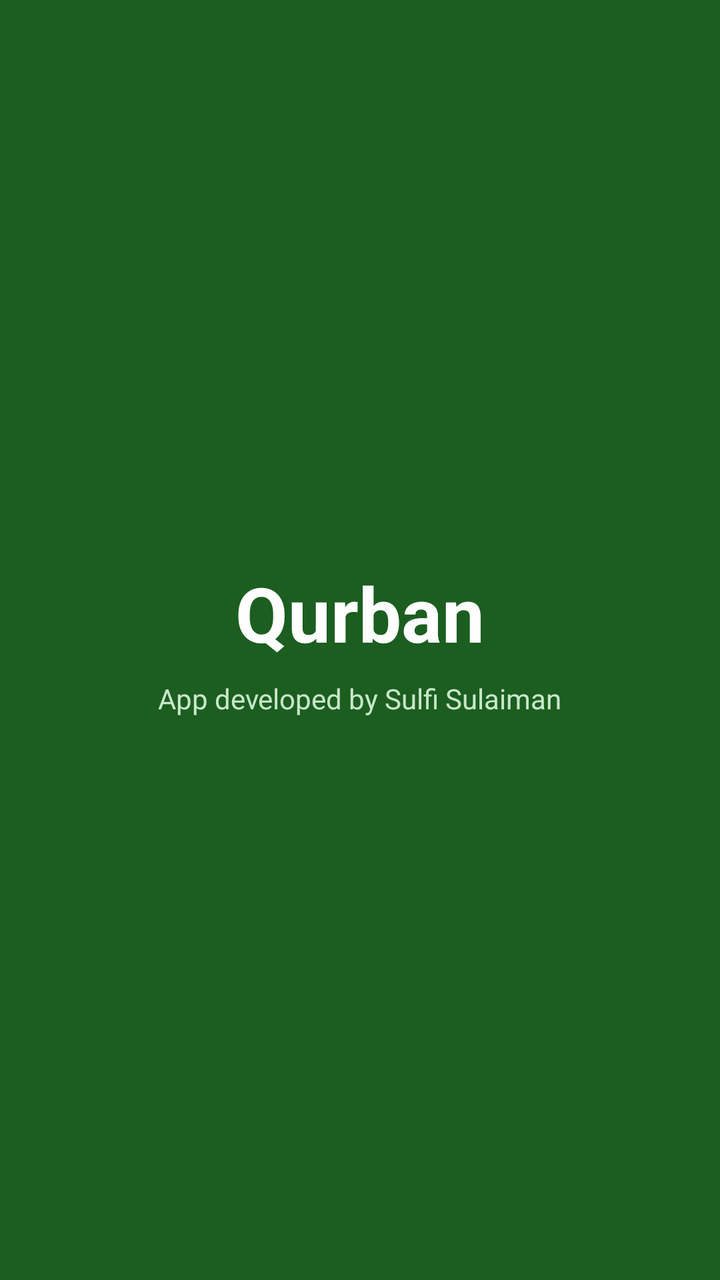
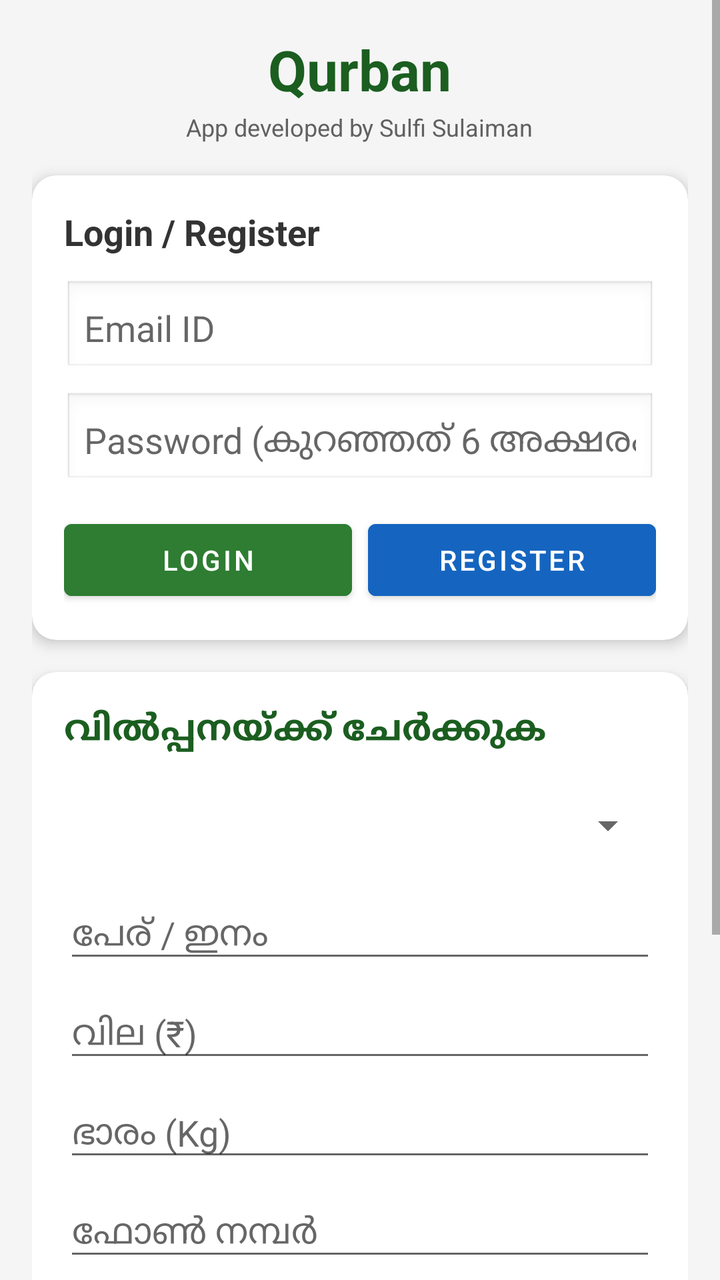

An Android layout rendered at two revisions. The XML below is the earlier revision; the diff shows what the commit changed to produce the second picture.
<!-- AndroidManifest.xml: application theme Theme.MaterialComponents.DayNight.NoActionBar -->
<!-- res/layout/activity_main.xml -->
<?xml version="1.0" encoding="utf-8"?>
<RelativeLayout xmlns:android="http://schemas.android.com/apk/res/android"
    android:layout_width="match_parent"
    android:layout_height="match_parent"
    android:background="#1B5E20">

    <LinearLayout
        android:layout_width="wrap_content"
        android:layout_height="wrap_content"
        android:layout_centerInParent="true"
        android:gravity="center"
        android:orientation="vertical">

        <TextView
            android:layout_width="wrap_content"
            android:layout_height="wrap_content"
            android:text="Qurban"
            android:textColor="#FFFFFF"
            android:textSize="38sp"
            android:textStyle="bold" />

        <TextView
            android:layout_width="wrap_content"
            android:layout_height="wrap_content"
            android:layout_marginTop="8dp"
            android:text="App developed by Sulfi Sulaiman"
            android:textColor="#C8E6C9"
            android:textSize="14sp" />
    </LinearLayout>

</RelativeLayout>
<!-- resources referenced by this layout -->
<resources>

</resources>

<!-- the commit's change to res/layout/activity_main.xml (unified diff, before → after) -->
@@ -1,31 +1,227 @@
 <?xml version="1.0" encoding="utf-8"?>
-<RelativeLayout xmlns:android="http://schemas.android.com/apk/res/android"
+<ScrollView xmlns:android="http://schemas.android.com/apk/res/android"
+    xmlns:app="http://schemas.android.com/apk/res-auto"
     android:layout_width="match_parent"
     android:layout_height="match_parent"
-    android:background="#1B5E20">
+    android:background="#F5F5F5"
+    android:fillViewport="true">
 
     <LinearLayout
-        android:layout_width="wrap_content"
+        android:layout_width="match_parent"
         android:layout_height="wrap_content"
-        android:layout_centerInParent="true"
-        android:gravity="center"
-        android:orientation="vertical">
-
+        android:orientation="vertical"
+        android:padding="16dp">
+
+        
+        <LinearLayout
+            android:layout_width="match_parent"
+            android:layout_height="wrap_content"
+            android:gravity="center"
+            android:orientation="vertical"
+            android:layout_marginBottom="16dp">
+
+            <TextView
+                android:layout_width="wrap_content"
+                android:layout_height="wrap_content"
+                android:text="Qurban"
+                android:textColor="#1B5E20"
+                android:textSize="28sp"
+                android:textStyle="bold" />
+
+            <TextView
+                android:layout_width="wrap_content"
+                android:layout_height="wrap_content"
+                android:layout_marginTop="2dp"
+                android:text="App developed by Sulfi Sulaiman"
+                android:textColor="#616161"
+                android:textSize="12sp" />
+        </LinearLayout>
+
+        
+        <androidx.cardview.widget.CardView
+            android:id="@+id/cardAuth"
+            android:layout_width="match_parent"
+            android:layout_height="wrap_content"
+            android:layout_marginBottom="16dp"
+            app:cardCornerRadius="12dp"
+            app:cardElevation="4dp">
+
+            <LinearLayout
+                android:layout_width="match_parent"
+                android:layout_height="wrap_content"
+                android:orientation="vertical"
+                android:padding="16dp">
+
+                <TextView
+                    android:id="@+id/tvUserStatus"
+                    android:layout_width="wrap_content"
+                    android:layout_height="wrap_content"
+                    android:layout_marginBottom="12dp"
+                    android:text="Login / Register"
+                    android:textColor="#333333"
+                    android:textSize="18sp"
+                    android:textStyle="bold" />
+
+                <EditText
+                    android:id="@+id/etAuthEmail"
+                    android:layout_width="match_parent"
+                    android:layout_height="wrap_content"
+                    android:layout_marginBottom="8dp"
+                    android:background="@android:drawable/edit_text"
+                    android:hint="Email ID"
+                    android:inputType="textEmailAddress"
+                    android:padding="10dp" />
+
+                <EditText
+                    android:id="@+id/etAuthPassword"
+                    android:layout_width="match_parent"
+                    android:layout_height="wrap_content"
+                    android:layout_marginBottom="12dp"
+                    android:background="@android:drawable/edit_text"
+                    android:hint="Password (കുറഞ്ഞത് 6 അക്ഷരം)"
+                    android:inputType="textPassword"
+                    android:padding="10dp" />
+
+                <LinearLayout
+                    android:layout_width="match_parent"
+                    android:layout_height="wrap_content"
+                    android:orientation="horizontal">
+
+                    <Button
+                        android:id="@+id/btnLogin"
+                        android:layout_width="0dp"
+                        android:layout_height="wrap_content"
+                        android:layout_marginEnd="4dp"
+                        android:layout_weight="1"
+                        android:backgroundTint="#2E7D32"
+                        android:text="Login"
+                        android:textColor="#FFFFFF" />
+
+                    <Button
+                        android:id="@+id/btnRegister"
+                        android:layout_width="0dp"
+                        android:layout_height="wrap_content"
+                        android:layout_marginStart="4dp"
+                        android:layout_weight="1"
+                        android:backgroundTint="#1565C0"
+                        android:text="Register"
+                        android:textColor="#FFFFFF" />
+                </LinearLayout>
+
+                <Button
+                    android:id="@+id/btnLogout"
+                    android:layout_width="match_parent"
+                    android:layout_height="wrap_content"
+                    android:layout_marginTop="8dp"
+                    android:backgroundTint="#C62828"
+                    android:text="Logout"
+                    android:textColor="#FFFFFF"
+                    android:visibility="gone" />
+
+            </LinearLayout>
+        </androidx.cardview.widget.CardView>
+
+        
+        <androidx.cardview.widget.CardView
+            android:layout_width="match_parent"
+            android:layout_height="wrap_content"
+            android:layout_marginBottom="16dp"
+            app:cardCornerRadius="12dp"
+            app:cardElevation="4dp">
+
+            <LinearLayout
+                android:layout_width="match_parent"
+                android:layout_height="wrap_content"
+                android:orientation="vertical"
+                android:padding="16dp">
+
+                <TextView
+                    android:layout_width="wrap_content"
+                    android:layout_height="wrap_content"
+                    android:layout_marginBottom="12dp"
+                    android:text="വിൽപ്പനയ്ക്ക് ചേർക്കുക"
+                    android:textColor="#1B5E20"
+                    android:textSize="18sp"
+                    android:textStyle="bold" />
+
+                <Spinner
+                    android:id="@+id/spinnerCategory"
+                    android:layout_width="match_parent"
+                    android:layout_height="48dp"
+                    android:layout_marginBottom="8dp" />
+
+                <EditText
+                    android:id="@+id/etTitle"
+                    android:layout_width="match_parent"
+                    android:layout_height="wrap_content"
+                    android:layout_marginBottom="8dp"
+                    android:hint="പേര് / ഇനം"
+                    android:inputType="text" />
+
+                <EditText
+                    android:id="@+id/etPrice"
+                    android:layout_width="match_parent"
+                    android:layout_height="wrap_content"
+                    android:layout_marginBottom="8dp"
+                    android:hint="വില (₹)"
+                    android:inputType="number" />
+
+                <EditText
+                    android:id="@+id/etWeight"
+                    android:layout_width="match_parent"
+                    android:layout_height="wrap_content"
+                    android:layout_marginBottom="8dp"
+                    android:hint="ഭാരം (Kg)"
+                    android:inputType="number" />
+
+                <EditText
+                    android:id="@+id/etPhone"
+                    android:layout_width="match_parent"
+                    android:layout_height="wrap_content"
+                    android:layout_marginBottom="8dp"
+                    android:hint="ഫോൺ നമ്പർ"
+                    android:inputType="phone" />
+
+                <EditText
+                    android:id="@+id/etLocation"
+                    android:layout_width="match_parent"
+                    android:layout_height="wrap_content"
+                    android:layout_marginBottom="16dp"
+                    android:hint="സ്ഥലം"
+                    android:inputType="text" />
+
+                <Button
+                    android:id="@+id/btnListNow"
+                    android:layout_width="match_parent"
+                    android:layout_height="wrap_content"
+                    android:backgroundTint="#2E7D32"
+                    android:padding="12dp"
+                    android:text="List Now"
+                    android:textColor="#FFFFFF"
+                    android:textSize="16sp" />
+
+            </LinearLayout>
+        </androidx.cardview.widget.CardView>
+
+        
         <TextView
             android:layout_width="wrap_content"
             android:layout_height="wrap_content"
-            android:text="Qurban"
-            android:textColor="#FFFFFF"
-            android:textSize="38sp"
+            android:layout_marginBottom="8dp"
+            android:text="ലഭ്യമായ ലിസ്റ്റിംഗുകൾ"
+            android:textColor="#333333"
+            android:textSize="18sp"
             android:textStyle="bold" />
 
         <TextView
-            android:layout_width="wrap_content"
-            android:layout_height="wrap_content"
-            android:layout_marginTop="8dp"
-            android:text="App developed by Sulfi Sulaiman"
-            android:textColor="#C8E6C9"
-            android:textSize="14sp" />
+            android:id="@+id/tvFeed"
+            android:layout_width="match_parent"
+            android:layout_height="wrap_content"
+            android:lineSpacingExtra="4dp"
+            android:padding="8dp"
+            android:text="ലിസ്റ്റിംഗുകൾ ലോഡ് ചെയ്യുന്നു..."
+            android:textColor="#424242"
+            android:textSize="15sp" />
+
     </LinearLayout>
-
-</RelativeLayout>
+</ScrollView>
